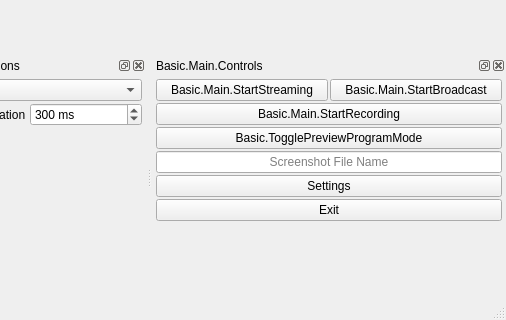
The window that UI/forms/OBSBasic.ui (qoopooh/obs-studio) describes before a commit, drawn with Qt 5; both pictures show x 573 to 1079 and y 409 to 729 of the 1079 by 729 pixel window.
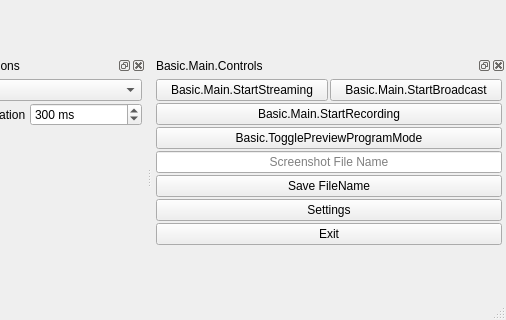
The same window after the commit. Icons and pictures are not drawn. Custom widgets are drawn as their Qt base class.

Patch:
```diff
--- a/UI/forms/OBSBasic.ui
+++ b/UI/forms/OBSBasic.ui
@@ -1547,6 +1547,25 @@
        </property>
       </widget>
      </item>
+     <item>
+      <widget class="QPushButton" name="saveFilenameButton">
+       <property name="sizePolicy">
+        <sizepolicy hsizetype="Ignored" vsizetype="Fixed">
+         <horstretch>0</horstretch>
+         <verstretch>0</verstretch>
+        </sizepolicy>
+       </property>
+       <property name="minimumSize">
+        <size>
+         <width>150</width>
+         <height>0</height>
+        </size>
+       </property>
+       <property name="text">
+        <string>Save FileName</string>
+       </property>
+      </widget>
+     </item>
      <item>
       <widget class="QPushButton" name="settingsButton">
        <property name="sizePolicy">
```
Left out of the diff: 6 changed lines with no effect on the pictures.
